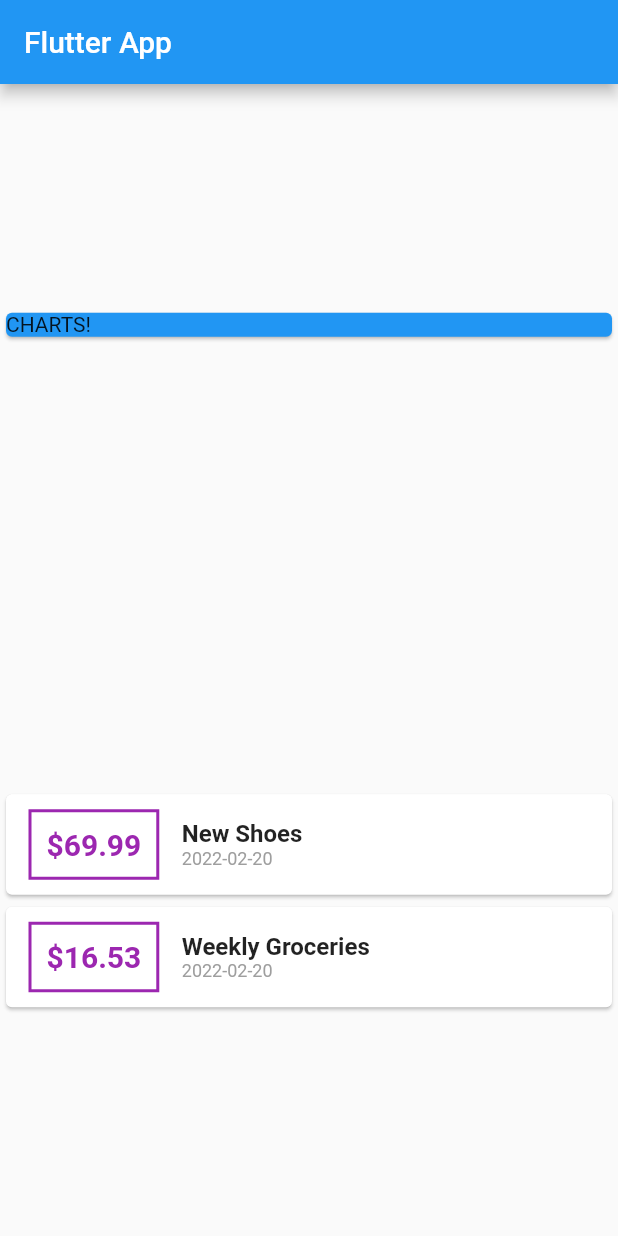
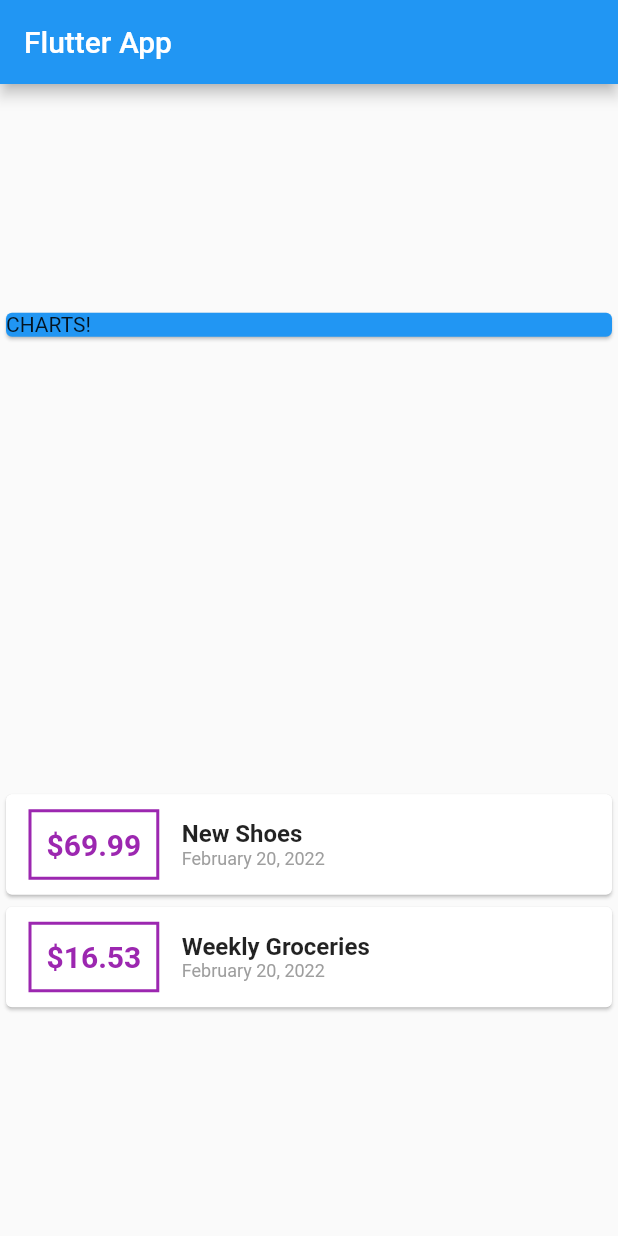
Before and after one commit to davidcopano/flutter_personal_expenses_app, a Flutter app: the screen it shows after launch, on a phone screen of 412 x 824 dp. Run offline on Flutter 3.47's test engine with Material 2 defaults, Android fonts, the phone set to English and light mode, and no system bars.

Commit message:
Following the course

```diff
--- a/lib/main.dart
+++ b/lib/main.dart
@@ -86,7 +86,7 @@ class MyHomePage extends StatelessWidget {
                           ),
                         ),
                         Text(
-                          DateFormat('yyyy-MM-dd').format(tx.date),
+                          DateFormat.yMMMMd().format(tx.date),
                           style: const TextStyle(
                             color: Colors.grey,
                             fontSize: 12,
```
